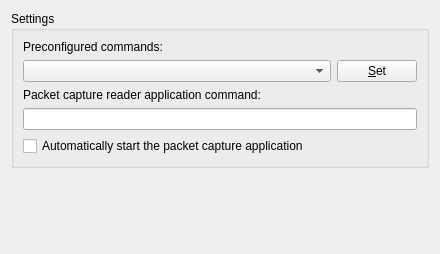
Above: gns3/ui/packet_capture_preferences_page.ui from GNS3/gns3-gui before the change. Below: the same form after it.
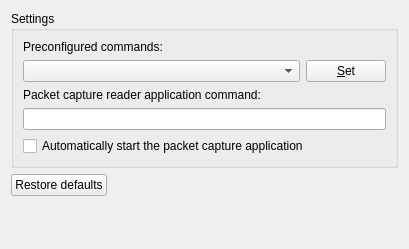
That is the form after the change.

Commit message: Add restore default buttons for general, packet capture and GNS3 server preferences. Change default port ranges. Pedantic: uncompress -> decompress.

What changed in the file:
```diff
--- a/gns3/ui/packet_capture_preferences_page.ui
+++ b/gns3/ui/packet_capture_preferences_page.ui
@@ -6,15 +6,15 @@
    <rect>
     <x>0</x>
     <y>0</y>
-    <width>440</width>
-    <height>254</height>
+    <width>409</width>
+    <height>249</height>
    </rect>
   </property>
   <property name="windowTitle">
    <string>Packet capture</string>
   </property>
   <layout class="QGridLayout" name="gridLayout">
-   <item row="0" column="0">
+   <item row="0" column="0" colspan="2">
     <widget class="QGroupBox" name="uiSettingsGroupBox">
      <property name="title">
       <string>Settings</string>
@@ -77,6 +77,26 @@
     </widget>
    </item>
    <item row="1" column="0">
+    <widget class="QPushButton" name="uiRestoreDefaultsPushButton">
+     <property name="text">
+      <string>Restore defaults</string>
+     </property>
+    </widget>
+   </item>
+   <item row="1" column="1">
+    <spacer name="horizontalSpacer">
+     <property name="orientation">
+      <enum>Qt::Horizontal</enum>
+     </property>
+     <property name="sizeHint" stdset="0">
+      <size>
+       <width>253</width>
+       <height>20</height>
+      </size>
+     </property>
+    </spacer>
+   </item>
+   <item row="2" column="0" colspan="2">
     <spacer name="spacer">
      <property name="orientation">
       <enum>Qt::Vertical</enum>
```
The commit also changes 13 other files.
